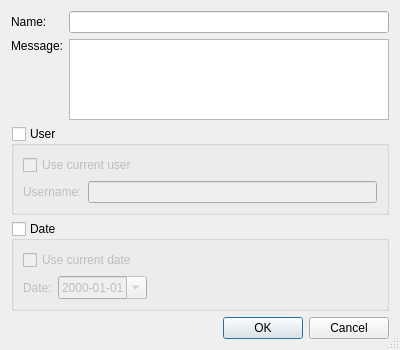
Before: the Qt Designer form Plugins/VcsPlugins/vcsMercurial/QueuesExtension/HgQueuesNewPatchDialog.ui in testmana2/test, drawn with Qt 5.
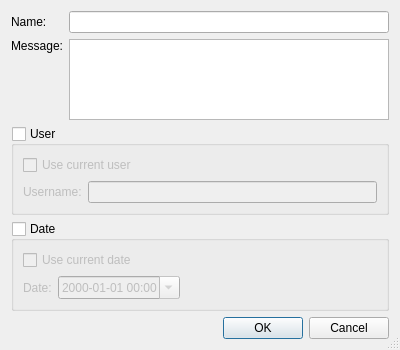
After: the same form once the commit is applied.

```diff
--- a/Plugins/VcsPlugins/vcsMercurial/QueuesExtension/HgQueuesNewPatchDialog.ui
+++ b/Plugins/VcsPlugins/vcsMercurial/QueuesExtension/HgQueuesNewPatchDialog.ui
@@ -126,12 +126,12 @@
        </widget>
       </item>
       <item row="1" column="1">
-       <widget class="QDateEdit" name="dateEdit">
+       <widget class="QDateTimeEdit" name="dateTimeEdit">
         <property name="toolTip">
          <string>Enter the date to be used for the patch</string>
         </property>
         <property name="displayFormat">
-         <string notr="true">yyyy-MM-dd</string>
+         <string notr="true">yyyy-MM-dd hh:mm</string>
         </property>
         <property name="calendarPopup">
          <bool>true</bool>
```
Left out of the diff: 22 changed lines with no effect on the pictures.
